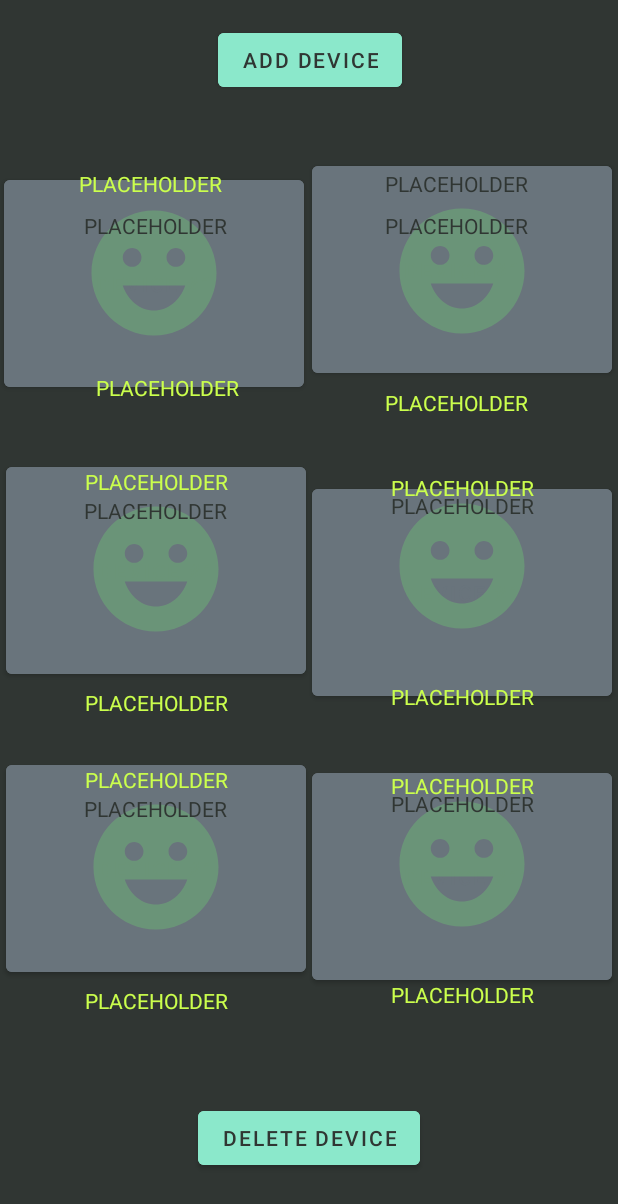
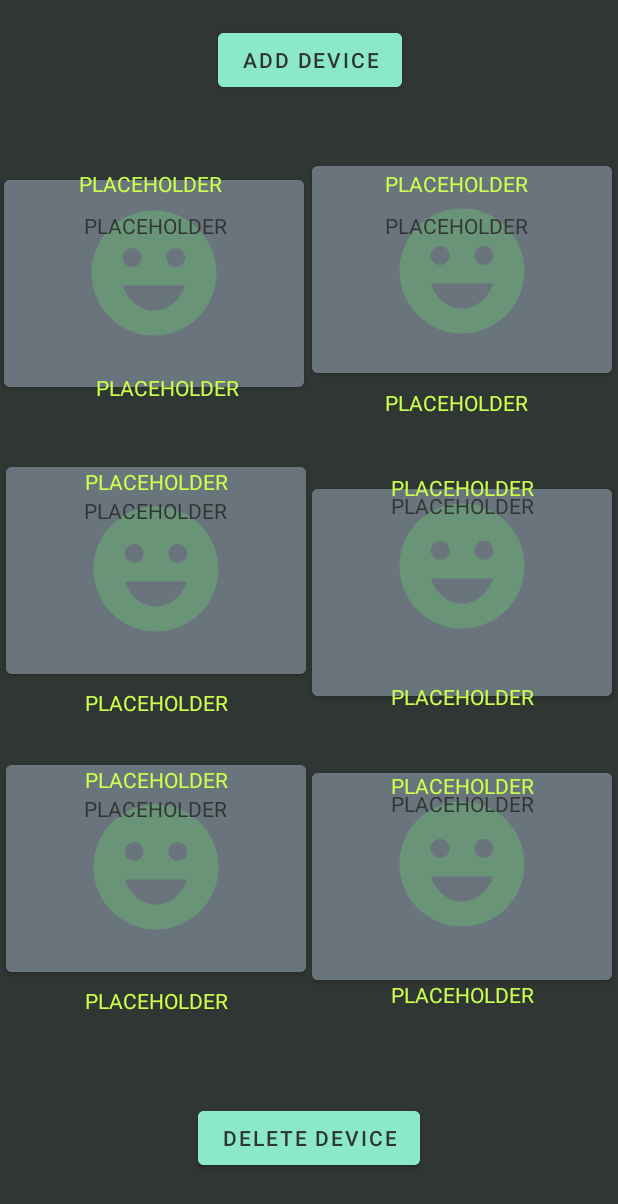
Before and after one commit to qclalo/capstone, an Android app: the layout fragment_six_device.xml on its own in the app's theme, with its tools: preview values and no code run, on a phone screen of 412 x 824 dp. Shown: the top 1204 px of the screen. Run offline under Robolectric (Android 15) with nearby library versions, the phone set to English and light mode, and no system bars.

Commit message:
changed text colors

```diff
--- a/NEMoCoDe_App/app/src/main/res/layout/fragment_six_device.xml
+++ b/NEMoCoDe_App/app/src/main/res/layout/fragment_six_device.xml
@@ -149,7 +149,7 @@
             android:gravity="center"
             android:text="@string/placeholder"
             android:textAllCaps="true"
-            android:textColor="@color/space"
+            android:textColor="@color/text_color"
             app:layout_constraintEnd_toEndOf="parent"
             app:layout_constraintTop_toTopOf="parent" />
 
```
